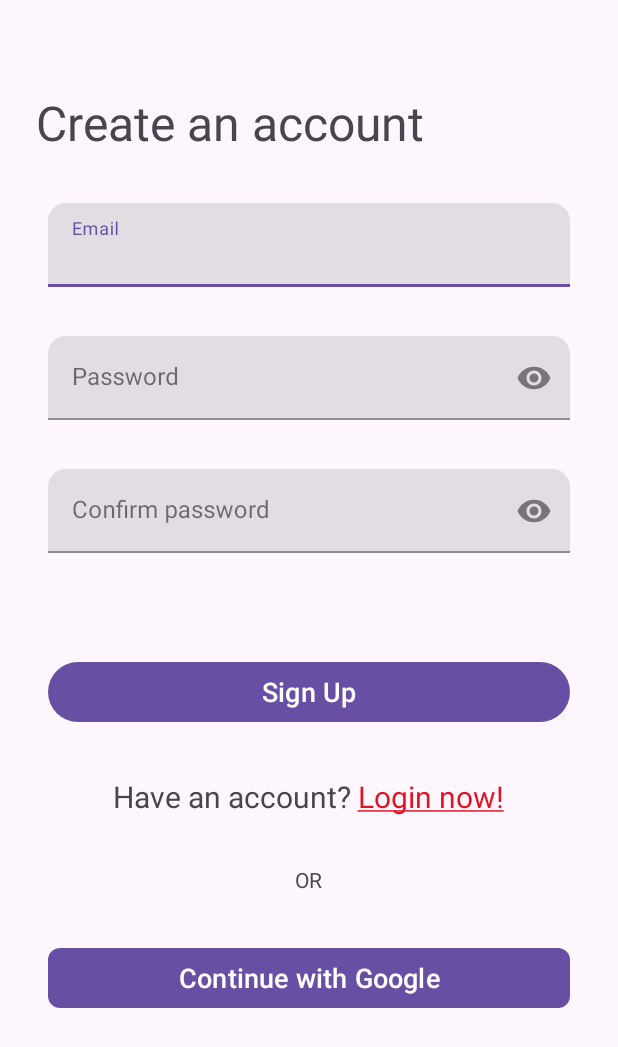
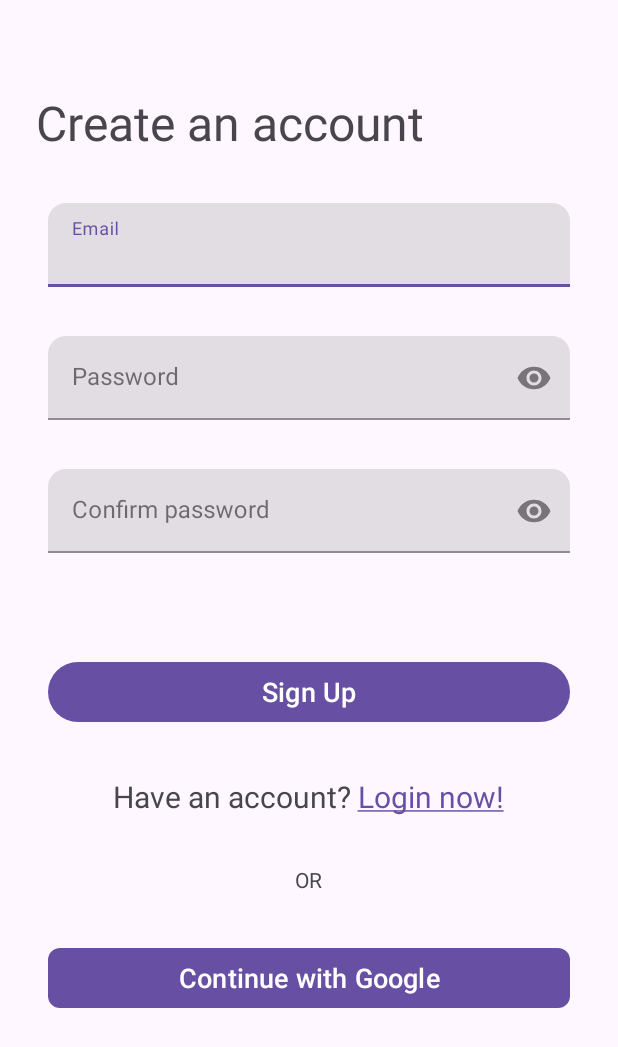
Before and after one commit to DEPI-3-Android/WhatNow, an Android app: the SignUpActivity screen opened directly, with no data from a screen before it, on a phone screen of 412 x 824 dp. Shown: the top 1047 px of the screen. Run offline under Robolectric (Android 15) with nearby library versions, the phone set to English and light mode, and no system bars; our stand-ins replace Firebase (no records; nobody signed in at launch, a user with empty details on screens opened directly).

Commit message:
update colors

```diff
--- a/app/src/main/res/values/strings.xml
+++ b/app/src/main/res/values/strings.xml
@@ -5,8 +5,8 @@
     <string name="email">Email</string>
     <string name="password">Password</string>
     <string name="con_password">Confirm password</string>
-    <string name="new_user">Do not have an account? <font color="#e21220"><u>Sign up now!</u></font></string>
-    <string name="old_user">Have an account? <font color="#e21220"><u>Login now!</u></font></string>
+    <string name="new_user">Do not have an account? <font color="#6750a4"><u>Sign up now!</u></font></string>
+    <string name="old_user">Have an account? <font color="#6750a4"><u>Login now!</u></font></string>
     <string name="or">OR</string>
     <string name="welcome_back">Welcome back</string>
     <string name="you_have_been_missed">You have been missed!</string>
```
Also changed, not shown: 1 other file.
